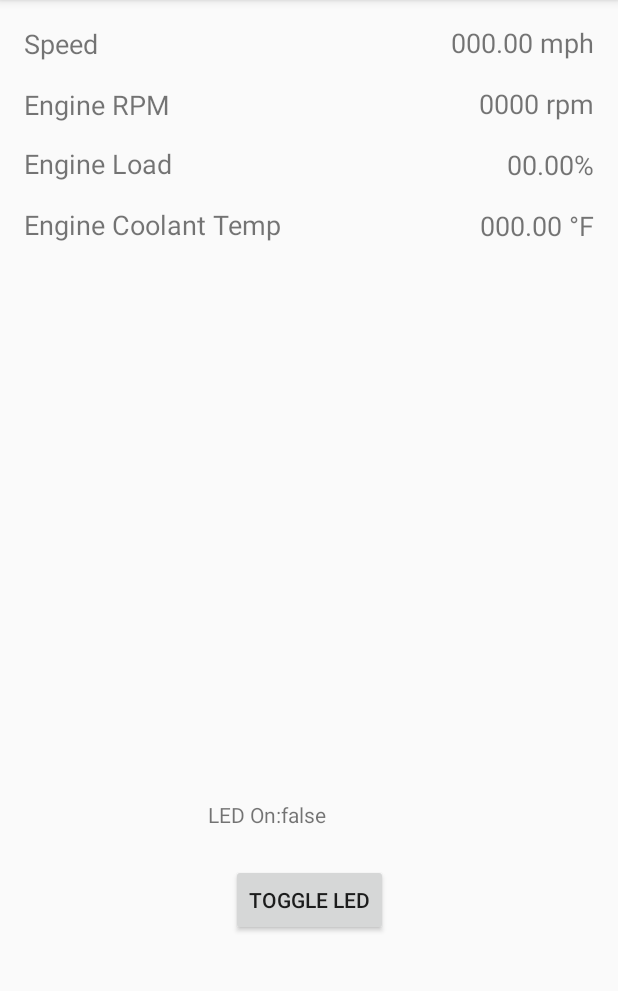
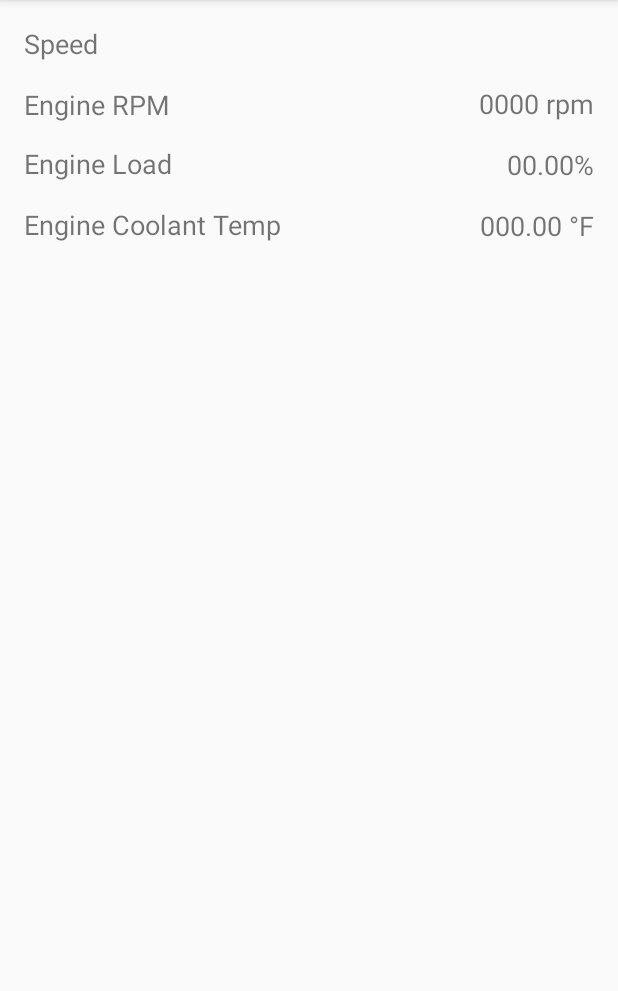
Before and after one commit to parkerottaway/ASUOBD2App, an Android app: the DisplayMetrics screen opened directly, with no data from a screen before it, on a phone screen of 412 x 824 dp, the part 84-1075 px from its top. Run offline under Robolectric (Android 15) with nearby library versions, the phone set to English and light mode, and no system bars; 7 statements that could not run were skipped.

Commit message:
Partially reading from ESP32.

```diff
--- a/app/src/main/java/com/example/asuobd2app/MainActivity.kt
+++ b/app/src/main/java/com/example/asuobd2app/MainActivity.kt
@@ -18,7 +18,7 @@ import kotlin.collections.ArrayList
  */
 class MainActivity : AppCompatActivity() {
 
-    private var deviceName: String = "ESP32test"
+    private var deviceName: String = "ASU_OBD2_DEVICE"
     /**
      * Device's on-board Bluetooth adapter.
      */
--- a/app/src/main/res/layout/display_metrics.xml
+++ b/app/src/main/res/layout/display_metrics.xml
@@ -62,7 +62,7 @@
         android:layout_marginTop="16dp"
         android:layout_marginEnd="16dp"
         android:layout_marginRight="16dp"
-        android:text="000.00 mph"
+        android:text=""
         android:textSize="18sp"
         app:layout_constraintEnd_toEndOf="parent"
         app:layout_constraintTop_toTopOf="parent" />
@@ -103,35 +103,4 @@
         app:layout_constraintEnd_toEndOf="parent"
         app:layout_constraintTop_toBottomOf="@+id/textView7" />
 
-    <Button
-        android:id="@+id/toggleLEDButton"
-        android:layout_width="wrap_content"
-        android:layout_height="wrap_content"
-        android:layout_marginStart="153dp"
-        android:layout_marginLeft="153dp"
-        android:layout_marginTop="397dp"
-        android:layout_marginEnd="153dp"
-        android:layout_marginRight="153dp"
-        android:layout_marginBottom="128dp"
-        android:text="Toggle LED"
-        app:layout_constraintBottom_toBottomOf="parent"
-        app:layout_constraintEnd_toEndOf="parent"
-        app:layout_constraintStart_toStartOf="parent"
-        app:layout_constraintTop_toBottomOf="@+id/textView4" />
-
-    <TextView
-        android:id="@+id/ledTextView"
-        android:layout_width="wrap_content"
-        android:layout_height="wrap_content"
-        android:layout_marginStart="178dp"
-        android:layout_marginLeft="178dp"
-        android:layout_marginTop="515dp"
-        android:layout_marginEnd="234dp"
-        android:layout_marginRight="234dp"
-        android:layout_marginBottom="197dp"
-        app:layout_constraintBottom_toBottomOf="parent"
-        app:layout_constraintEnd_toEndOf="parent"
-        app:layout_constraintStart_toStartOf="parent"
-        app:layout_constraintTop_toTopOf="parent" />
-
 </androidx.constraintlayout.widget.ConstraintLayout>
--- a/app/src/main/res/values/strings.xml
+++ b/app/src/main/res/values/strings.xml
@@ -2,4 +2,6 @@
     <string name="app_name">ASUOBD2App</string>
     <string name="refresh">Refresh</string>
     <string name="led_prefix">LED On: </string>
+    <string name="speed_postfix"> mph</string>
+    <string name="engine_rpm_postfix"> rpm</string>
 </resources>
```
Also changed, not shown: app/src/main/java/com/example/asuobd2app/DisplayMetrics.kt (+51 -21 lines).
